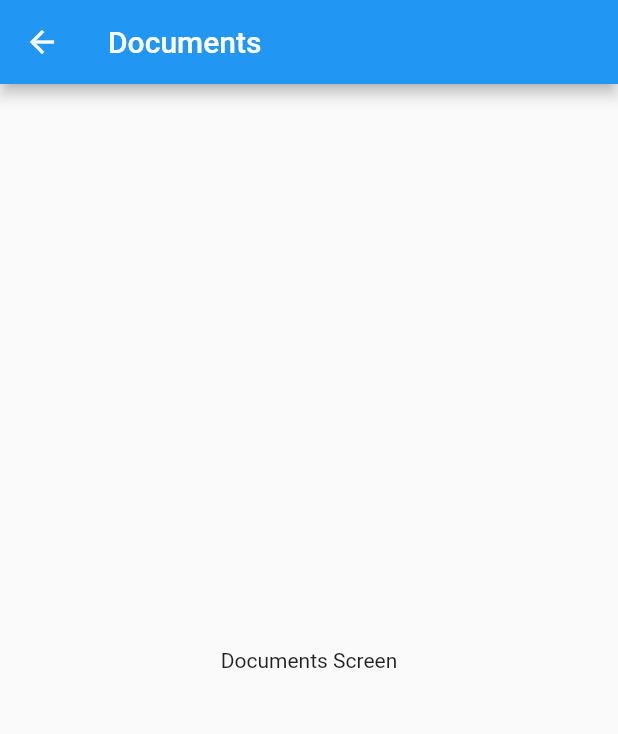
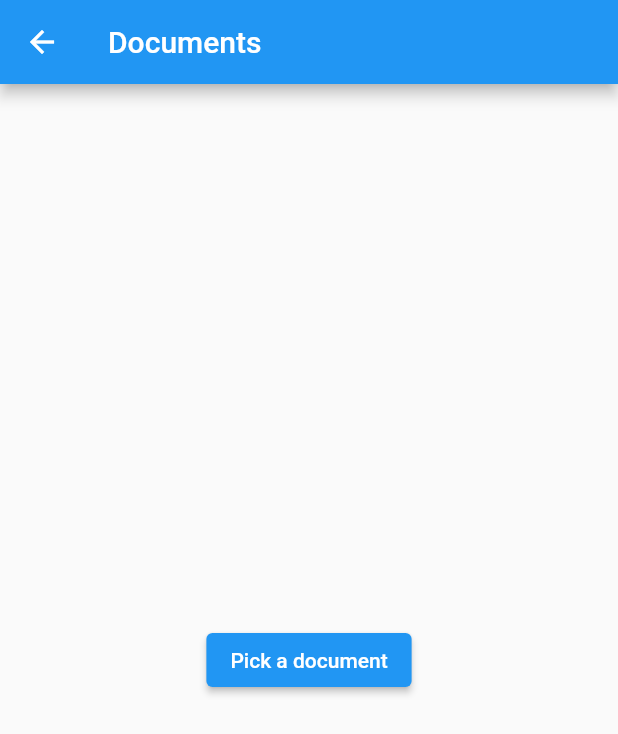
Before and after one commit to basakrdnz/AlbinoApp, a Flutter app: the DocumentsScreen screen opened directly, on a phone screen of 412 x 824 dp. Shown: the top 734 px of the screen. Run offline on Flutter 3.47's test engine with Material 2 defaults, Android fonts, the phone set to English and light mode, and no system bars; our stand-ins replace camera.

Commit message:
Update main.dart

```diff
--- a/albinoapp/lib/main.dart
+++ b/albinoapp/lib/main.dart
@@ -1,9 +1,9 @@
 import 'package:flutter/material.dart';
 import 'package:camera/camera.dart';
 import 'dart:io';
+import 'flutter_document_picker.dart' show File;
 
 void main() {
-  //this runs the code
   runApp(MyApp());
 }
 
@@ -170,6 +170,33 @@ class PhotoPreviewScreen extends StatelessWidget {
     );
   }
 }
+class FlutterDocumentPickerParams {
+  final List<String> allowedFileExtensions;
+  final List<String> allowedUtiTypes;
+  final List<String> allowedMimeTypes;
+  final List<String> invalidFileNameSymbols;
+
+  FlutterDocumentPickerParams({required this.allowedFileExtensions, required this.allowedUtiTypes, required this.allowedMimeTypes, required this.invalidFileNameSymbols});
+}
+class FlutterDocumentPicker extends StatelessWidget {
+  final FlutterDocumentPicker params;
+
+  const FlutterDocumentPicker({Key? key, required this.params, required List<String> allowedUtiTypes, required List<String> allowedFileExtensions, required List<String> allowedMimeTypes, required List<String> invalidFileNameSymbols}) : super(key: key);
+
+  @override
+  Widget build(BuildContext context) {
+    return ElevatedButton(
+      onPressed: () async {
+        final path = await FlutterDocumentPicker.openDocument(params: params);
+        print('Document path: $path');
+      },
+      child: Text('Pick a document'),
+    );
+  }
+
+  static openDocument({required FlutterDocumentPicker params}) {}
+}
+
 
 class DocumentsScreen extends StatelessWidget {
   @override
@@ -179,10 +206,26 @@ class DocumentsScreen extends StatelessWidget {
         title: Text('Documents'),
       ),
       body: Center(
-        child: Text('Documents Screen'),
+        child: ElevatedButton(
+          child: Text('Pick a document'),
+          onPressed: () async {
+            var params = FlutterDocumentPickerParams(
+              allowedFileExtensions: ['pdf', 'doc', 'docx'],
+              allowedUtiTypes: ['com.adobe.pdf', 'org.openxmlformats.wordprocessingml.document', 'com.microsoft.word.doc'],
+              allowedMimeTypes: ['application/pdf', 'application/msword', 'application/vnd.openxmlformats-officedocument.wordprocessingml.document'],
+              invalidFileNameSymbols: ['/'],
+            );
+
+            final path = await FlutterDocumentPicker.openDocument(params: params);
+
+            print('Document path: $path');
+          },
+        ),
       ),
     );
   }
+
+  FlutterDocumentPickerParams({required List<String> allowedFileExtensions, required List<String> allowedUtiTypes, required List<String> allowedMimeTypes, required List<String> invalidFileNameSymbols}) {}
 }
 
 class GalleryScreen extends StatelessWidget {
```
